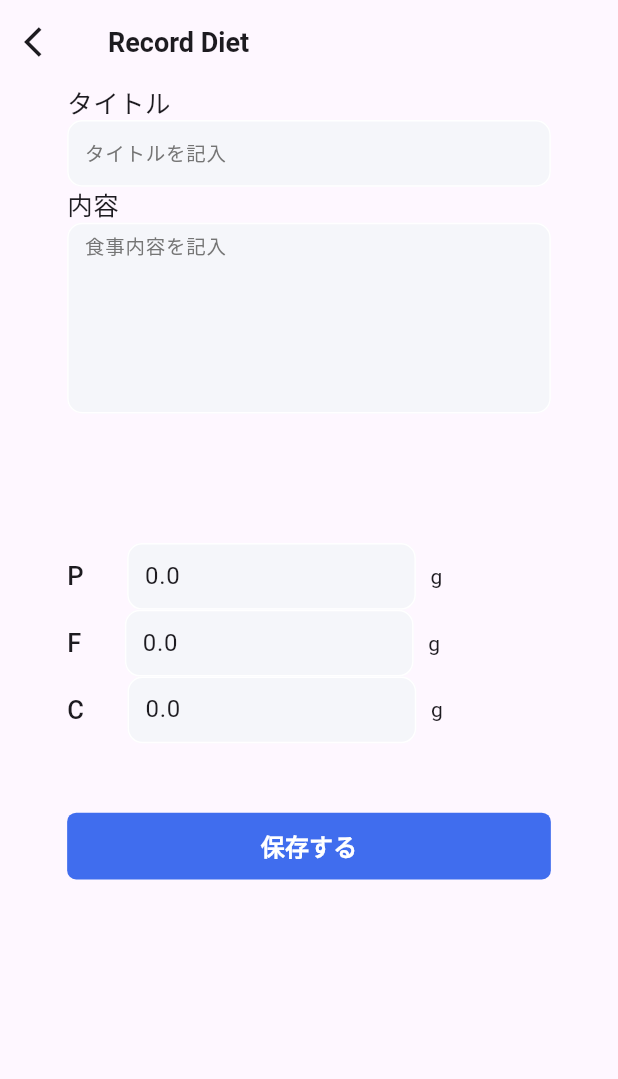
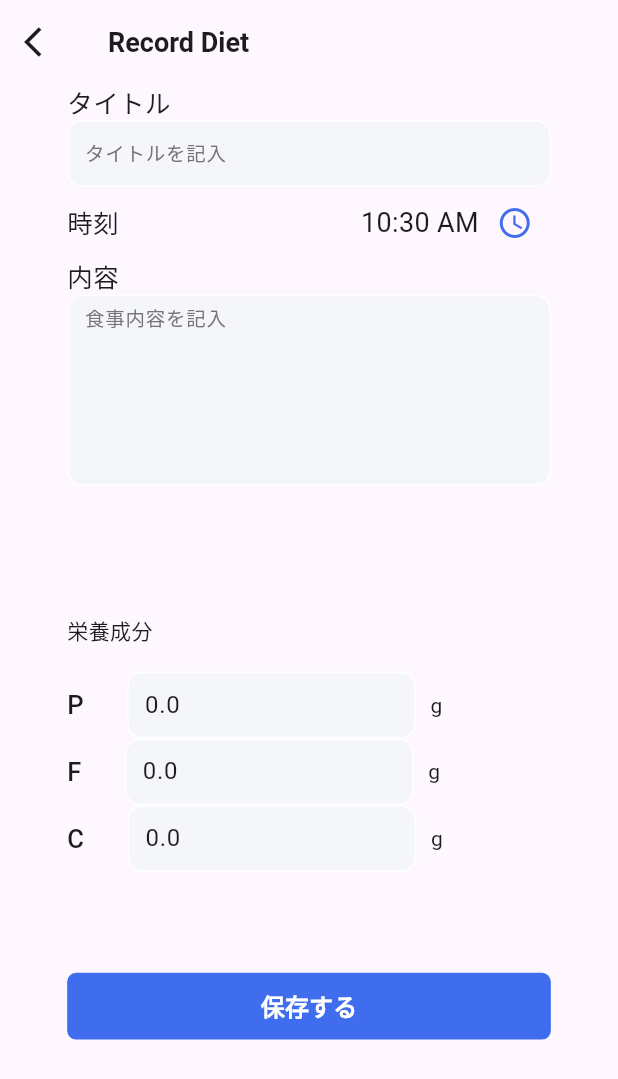
Before and after one commit to iori2513/stoy-flutter, a Flutter app: the DietDetailPage screen opened directly, on a phone screen of 412 x 824 dp. Shown: the top 1079 px of the screen. Run offline on Flutter 3.47's test engine with Material 3 defaults, Android fonts, the phone set to English and light mode, and no system bars; our stand-ins replace cloud_firestore, equatable, firebase_auth, firebase_core, firebase_storage, flutter_riverpod and 4 more; missing offline and left inert: flutter_calendar_week; accounts and stored records are empty; generated files the repository leaves out were written again; network calls fail; Roboto replaces fonts that are missing (Inter).

Commit message:
feature: add time

```diff
--- a/lib/domain/entities/diet/diet.dart
+++ b/lib/domain/entities/diet/diet.dart
@@ -28,5 +28,5 @@ class Diet extends Equatable {
   }
 
   @override
-  List<Object?> get props => throw UnimplementedError();
+  List<Object?> get props => [];
 }
--- a/lib/presentation/pages/core/home_page.dart
+++ b/lib/presentation/pages/core/home_page.dart
@@ -27,7 +27,7 @@ class HomePage extends StatelessWidget {
                 context,
                 MaterialPageRoute(
                     builder: (context) => DietDetailPage(
-                          diet: Diet.empty(''),
+                          Diet.empty(''),
                         )));
           },
           child: const DietPanel()),
--- a/lib/presentation/pages/diet/diet_detail_page.dart
+++ b/lib/presentation/pages/diet/diet_detail_page.dart
@@ -3,10 +3,8 @@ import 'package:flutter_riverpod/flutter_riverpod.dart';
 import 'package:flutter_screenutil/flutter_screenutil.dart';
 import 'package:stoy/constants/app_color.dart';
 import 'package:stoy/domain/entities/diet/diet.dart';
-import 'package:stoy/presentation/providers/diet/detail/diet_detail_notifier.dart';
-import 'package:stoy/presentation/providers/diet/detail/diet_detail_state.dart';
+import 'package:stoy/presentation/providers/diet/detail/diet_detail_provider.dart';
 import 'package:stoy/presentation/providers/shared/auth/auth_provider.dart';
-import 'package:stoy/presentation/providers/shared/diet/diet_provider.dart';
 import 'package:stoy/presentation/widgets/common_text_field.dart';
 import 'package:stoy/presentation/widgets/input_num_field.dart';
 import 'package:stoy/presentation/widgets/outlined_button.dart';
@@ -14,19 +12,12 @@ import 'package:stoy/presentation/widgets/outlined_button.dart';
 class DietDetailPage extends ConsumerWidget {
   final Diet diet;
 
-  DietDetailPage({super.key, required this.diet});
-
-  late final dietCreateProvider =
-      StateNotifierProvider<DietDetailNotifier, DietDetailState>((ref) {
-    final addDietUseCase = ref.watch(addDietUseCaseProvider);
-    final state = DietDetailState(nutrition: diet.nutrition, date: diet.date);
-    return DietDetailNotifier(state, addDietUseCase: addDietUseCase);
-  });
+  const DietDetailPage(this.diet, {super.key});
 
   @override
   Widget build(BuildContext context, WidgetRef ref) {
-    final state = ref.watch(dietCreateProvider);
-    final notifier = ref.watch(dietCreateProvider.notifier);
+    final state = ref.watch(dietDetailProvider(diet));
+    final notifier = ref.watch(dietDetailProvider(diet).notifier);
     final user = ref.watch(authUserProvider);
     return Scaffold(
       appBar: AppBar(
@@ -66,6 +57,27 @@ class DietDetailPage extends ConsumerWidget {
                   maxLines: 1,
                   placeholder: 'タイトルを記入',
                 ),
+                Row(
+                  children: [
+                    const Text(
+                      '時刻',
+                      style:
+                          TextStyle(fontSize: 17, fontWeight: FontWeight.w500),
+                    ),
+                    const Spacer(),
+                    Text(
+                      state.time.format(context),
+                      style: const TextStyle(fontSize: 18),
+                    ),
+                    IconButton(
+                      onPressed: () {
+                        notifier.openPickTimeDialog(context);
+                      },
+                      icon: const Icon(Icons.access_time_outlined),
+                      color: AppColor.primaryColor,
+                    )
+                  ],
+                ),
                 const Row(
                   children: [
                     Text(
@@ -86,6 +98,14 @@ class DietDetailPage extends ConsumerWidget {
                   minLines: 5,
                   maxLines: 10,
                   placeholder: '食事内容を記入',
+                ),
+                const Row(
+                  children: [
+                    Text('栄養成分'),
+                  ],
+                ),
+                SizedBox(
+                  height: 20.h,
                 ),
                 Row(
                   children: [
@@ -156,6 +176,7 @@ class DietDetailPage extends ConsumerWidget {
                     const Text('g')
                   ],
                 ),
+                Text('${state.title}'),
                 SizedBox(
                   height: 50.h,
                 ),
@@ -179,9 +200,7 @@ class DietDetailPage extends ConsumerWidget {
       ),
       // floatingActionButton: FloatingActionButton(
       //     onPressed: () {
-      //       ImagePickerManager.getImageFromLibrary(
-      //           userId: '3bwrko6F7LVK06dpZcCGOxNGhQr2',
-      //           imageCategory: ImageCategory.diet);
+      //       _pickTime(context);
       //     },
       //     child: const Icon(Icons.photo_album)),
     );
--- /dev/null
+++ b/lib/presentation/providers/diet/detail/diet_detail_provider.dart
@@ -0,0 +1,17 @@
+import 'package:flutter/material.dart';
+import 'package:flutter_riverpod/flutter_riverpod.dart';
+import 'package:stoy/domain/entities/diet/diet.dart';
+import 'package:stoy/presentation/providers/diet/detail/diet_detail_notifier.dart';
+import 'package:stoy/presentation/providers/diet/detail/diet_detail_state.dart';
+import 'package:stoy/presentation/providers/shared/diet/diet_provider.dart';
+
+final dietDetailProvider =
+    StateNotifierProvider.family<DietDetailNotifier, DietDetailState, Diet>(
+        (ref, diet) {
+  final addDietUseCase = ref.watch(addDietUseCaseProvider);
+  final state = DietDetailState(
+      nutrition: diet.nutrition,
+      date: diet.date,
+      time: TimeOfDay.fromDateTime(diet.date));
+  return DietDetailNotifier(state, addDietUseCase: addDietUseCase);
+});
--- a/lib/presentation/providers/diet/detail/diet_detail_state.dart
+++ b/lib/presentation/providers/diet/detail/diet_detail_state.dart
@@ -1,3 +1,4 @@
+import 'package:flutter/material.dart';
 import 'package:freezed_annotation/freezed_annotation.dart';
 import 'package:stoy/domain/entities/diet/nutrition.dart';
 
@@ -10,6 +11,7 @@ class DietDetailState with _$DietDetailState {
     @Default('') String content,
     required DateTime date,
     required Nutrition nutrition,
+    required TimeOfDay time,
     @Default(false) bool isLoading,
     String? errorMessage,
   }) = _DietDetailState;
@@ -17,6 +19,7 @@ class DietDetailState with _$DietDetailState {
   factory DietDetailState.initial() => DietDetailState(
         nutrition: Nutrition.empty(),
         date: DateTime.now(),
+        time: TimeOfDay.now(),
       );
 }
 
--- /dev/null
+++ b/lib/utils/time_picker.dart
@@ -0,0 +1,13 @@
+import 'package:flutter/material.dart';
+
+Future pickTime(BuildContext context, TimeOfDay initialTime) async {
+  final newTime = await showTimePicker(
+      context: context,
+      initialTime: initialTime,
+      initialEntryMode: TimePickerEntryMode.inputOnly,
+      errorInvalidText: '無効な時間です',
+      helpText: '時間を入力',
+      hourLabelText: '時',
+      minuteLabelText: '分');
+  return newTime;
+}
```
Also changed, not shown: lib/presentation/providers/diet/detail/diet_detail_notifier.dart (+13 -1 lines), lib/presentation/widgets/time_picker.dart (added, +31 -0 lines), lib/presentation/providers/diet/detail/diet_detail_state.freezed.dart.
